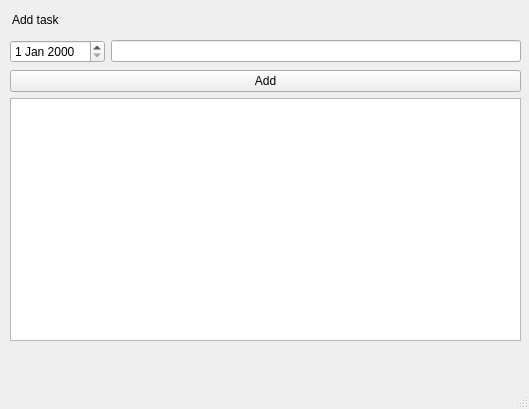
Before: the Qt Designer form mainwindow.ui in isym444/pyqtTodo, drawn with Qt 5.
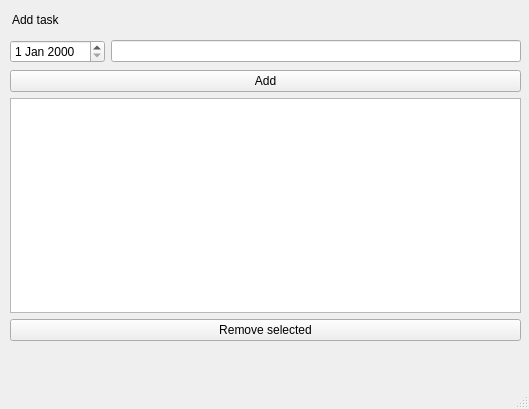
After: the same form once the commit is applied.

Commit message: added remove button and logic to give it functionality of removal of selected item

Patch:
```diff
--- a/mainwindow.ui
+++ b/mainwindow.ui
@@ -27,7 +27,7 @@
      <string>Add task</string>
     </property>
    </widget>
-   <widget class="QWidget" name="">
+   <widget class="QWidget" name="layoutWidget">
     <property name="geometry">
      <rect>
       <x>10</x>
@@ -47,9 +47,16 @@
      <item>
       <widget class="QListWidget" name="listWidget"/>
      </item>
+     <item>
+      <widget class="QPushButton" name="pushButton_2">
+       <property name="text">
+        <string>Remove selected</string>
+       </property>
+      </widget>
+     </item>
     </layout>
    </widget>
-   <widget class="QWidget" name="">
+   <widget class="QWidget" name="layoutWidget">
     <property name="geometry">
      <rect>
       <x>10</x>
```
Left out of the diff: 2 changed lines with no effect on the pictures. The commit also changes 1 other file.
